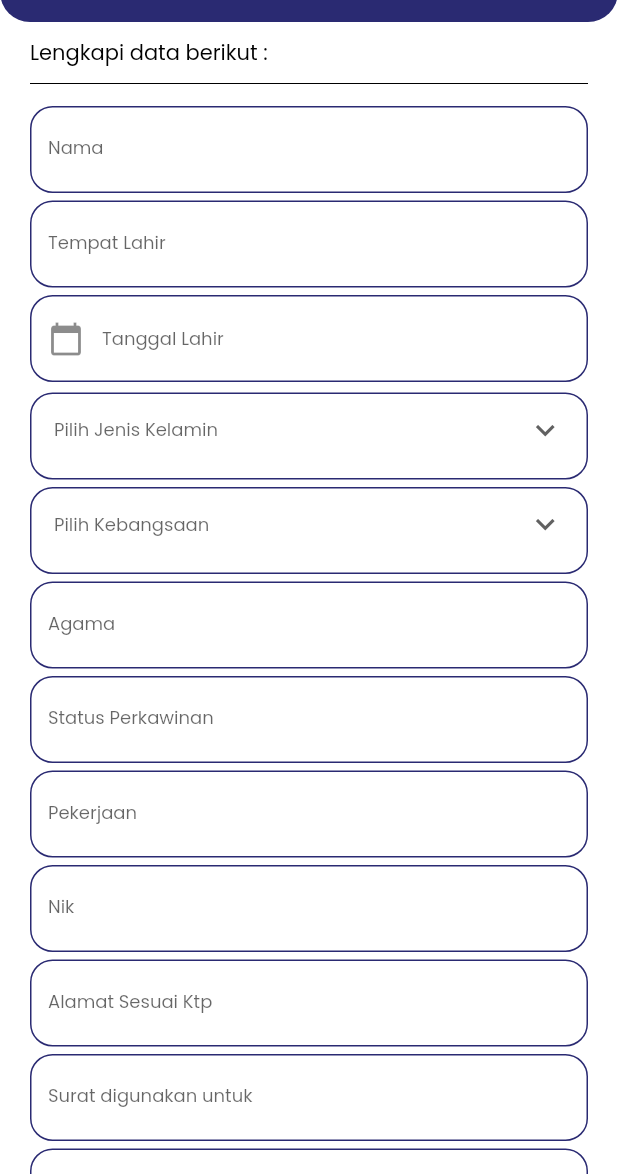
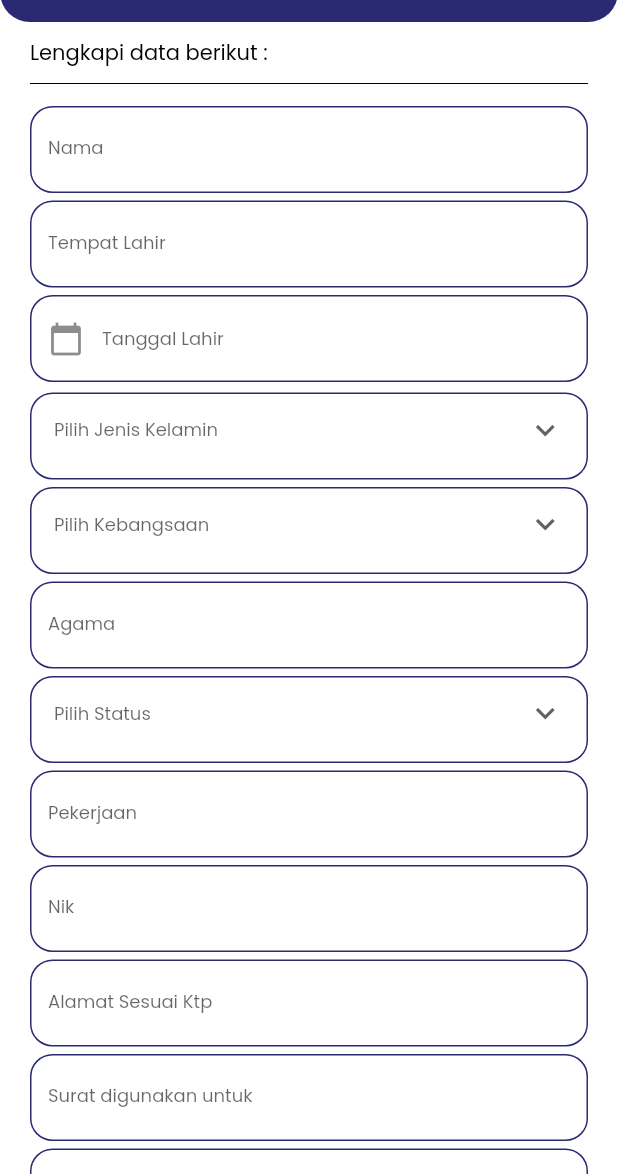
Before and after one commit to KelurahanKepuharjo/Mobile_App_Kelurahan_Kepuharjo, a Flutter app: the BelumNikah screen opened directly, on a phone screen of 412 x 824 dp, the part 62-1236 px from its top. Run offline on Flutter 3.47's test engine with Material 2 defaults, Android fonts, the phone set to English and light mode, and no system bars; our stand-ins replace awesome_dialog, awesome_snackbar_content, flutter_spinkit, fluttertoast, get, google_fonts and 4 more; missing offline and left inert: android_intent_plus, random_color; accounts and stored records are empty.

Commit message:
status done

```diff
--- a/lib/Screen/PengajuanSurat/Surat/suket_belum_menikah.dart
+++ b/lib/Screen/PengajuanSurat/Surat/suket_belum_menikah.dart
@@ -53,7 +53,7 @@
       Fluttertoast.showToast(msg: "Kebangsaan harus diisi");
     } else if (agama.text.isEmpty) {
       Fluttertoast.showToast(msg: "Agama harus diisi");
-    } else if (status.text.isEmpty) {
+    } else if (val_status == null) {
       Fluttertoast.showToast(msg: "Status harus diisi");
     } else if (pekerjaan.text.isEmpty) {
       Fluttertoast.showToast(msg: "Pekerjaan harus diisi");
@@ -84,7 +84,7 @@
     req.fields['jenis_kelamin'] = val_jenis_kelamin;
     req.fields['kebangsaan'] = val_kebangsaan;
     req.fields['agama'] = agama.text;
-    req.fields['status'] = status.text;
+    req.fields['status'] = val_status;
     req.fields['pekerjaan'] = pekerjaan.text;
     req.fields['nik'] = nik.text;
     req.fields['alamat'] = alamat.text;
@@ -114,11 +114,13 @@
   }
 
   File image;
+  String statusSurat = "Diajukan";
   String val_jenis_kelamin;
   String val_kebangsaan;
-  String statusSurat = "Diajukan";
+  String val_status;
   List jkl = ["Laki Laki", "Perempuan"];
   List kb = ["WNI", "WNA"];
+  List st = ["Kawin", "Belum Kawin"];
 
   @override
   Widget build(BuildContext context) {
@@ -259,13 +261,33 @@
                 length: 10,
               ),
               const SizedBox(height: 5),
-              getTextForm(
-                controller: status,
-                hintName: "Status Perkawinan",
-                keyboardType: TextInputType.name,
-                inputFormatters:
-                    FilteringTextInputFormatter.singleLineFormatter,
-                length: 15,
+              Container(
+                height: 58,
+                padding: const EdgeInsets.symmetric(horizontal: 15),
+                decoration: BoxDecoration(
+                    borderRadius: BorderRadius.circular(15),
+                    border: Border.all(width: 1, color: appColor)),
+                child: DropdownButton(
+                  onChanged: (value) {
+                    setState(() {
+                      val_status = value;
+                    });
+                  },
+                  underline: SizedBox(),
+                  value: val_status,
+                  style: poppinsSmallBlack,
+                  iconSize: 25,
+                  isExpanded: true,
+                  borderRadius: BorderRadius.circular(15),
+                  elevation: 0,
+                  icon: const Icon(Icons.keyboard_arrow_down),
+                  hint: Text("Pilih Status",
+                      style: GoogleFonts.poppins(fontSize: 12)),
+                  dropdownColor: Colors.white,
+                  items: st.map((e) {
+                    return DropdownMenuItem(value: e, child: Text(e));
+                  }).toList(),
+                ),
               ),
               const SizedBox(height: 5),
               getTextForm(
```
Also changed, not shown: lib/Screen/PengajuanSurat/Surat/suket_pindah.dart (+33 -9 lines).
